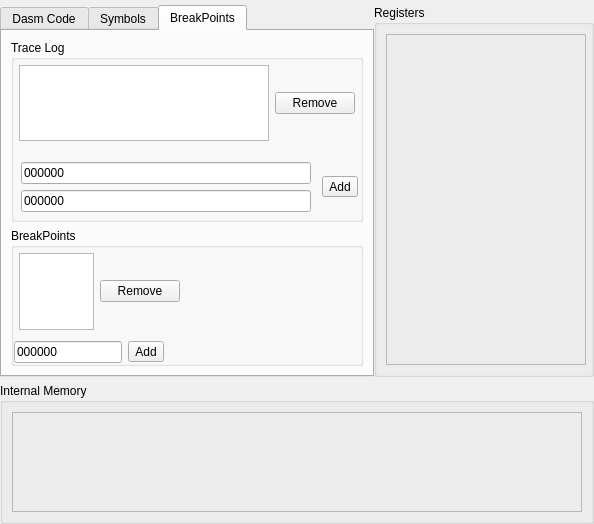
TheProjecter/pockemul, file ui/dialogdasm.ui: the form before one commit.
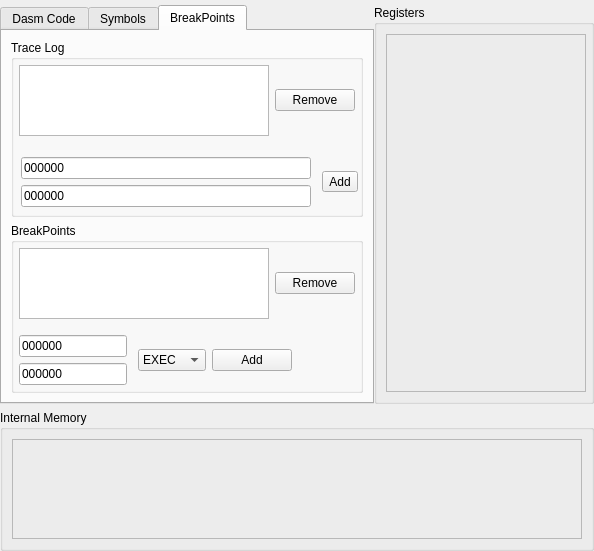
The form after the commit. The open tabs and pages were chosen to show the change.

What changed in the file:
```diff
--- a/ui/dialogdasm.ui
+++ b/ui/dialogdasm.ui
@@ -405,23 +405,7 @@
                  <number>5</number>
                 </property>
                 <item>
-                 <widget class="QListWidget" name="lwBreakPts">
-                  <property name="sizePolicy">
-                   <sizepolicy hsizetype="Preferred" vsizetype="Expanding">
-                    <horstretch>0</horstretch>
-                    <verstretch>0</verstretch>
-                   </sizepolicy>
-                  </property>
-                  <property name="maximumSize">
-                   <size>
-                    <width>75</width>
-                    <height>16777215</height>
-                   </size>
-                  </property>
-                  <property name="sortingEnabled">
-                   <bool>true</bool>
-                  </property>
-                 </widget>
+                 <widget class="QListWidget" name="lwBreakPts"/>
                 </item>
                 <item>
                  <widget class="QPushButton" name="pbRemoveBreakPoint">
@@ -430,25 +414,26 @@
                   </property>
                  </widget>
                 </item>
-                <item>
-                 <spacer name="horizontalSpacer_2">
-                  <property name="orientation">
-                   <enum>Qt::Horizontal</enum>
-                  </property>
-                  <property name="sizeHint" stdset="0">
-                   <size>
-                    <width>40</width>
-                    <height>20</height>
-                   </size>
-                  </property>
-                 </spacer>
-                </item>
                </layout>
               </item>
               <item>
                <layout class="QHBoxLayout" name="horizontalLayout_4">
                 <item>
-                 <widget class="QLineEdit" name="breakPointLineEdit">
+                 <layout class="QVBoxLayout" name="verticalLayout_11">
+                  <property name="leftMargin">
+                   <number>5</number>
+                  </property>
+                  <property name="topMargin">
+                   <number>5</number>
+                  </property>
+                  <property name="rightMargin">
+                   <number>5</number>
+                  </property>
+                  <property name="bottomMargin">
+                   <number>5</number>
+                  </property>
+                  <item>
+                   <widget class="QLineEdit" name="leBreakpointFrom">
                   <property name="sizePolicy">
                    <sizepolicy hsizetype="Minimum" vsizetype="Fixed">
                     <horstretch>0</horstretch>
@@ -470,7 +455,43 @@
                  </widget>
                 </item>
                 <item>
-                 <widget class="QToolButton" name="tbAddBrkPt">
+                   <widget class="QLineEdit" name="leBreakpointTo">
+                    <property name="inputMask">
+                     <string>HHHHHH</string>
+                    </property>
+                    <property name="text">
+                     <string>000000</string>
+                    </property>
+                   </widget>
+                  </item>
+                 </layout>
+                </item>
+                <item>
+                 <widget class="QComboBox" name="cbBreakPointType">
+                  <item>
+                   <property name="text">
+                    <string>EXEC</string>
+                   </property>
+                  </item>
+                  <item>
+                   <property name="text">
+                    <string>READ</string>
+                   </property>
+                  </item>
+                  <item>
+                   <property name="text">
+                    <string>WRITE</string>
+                   </property>
+                  </item>
+                  <item>
+                   <property name="text">
+                    <string>R/W</string>
+                   </property>
+                  </item>
+                 </widget>
+                </item>
+                <item>
+                 <widget class="QPushButton" name="tbAddBrkPt">
                   <property name="text">
                    <string>Add</string>
                   </property>
```
Left out of the diff: 7 changed lines with no effect on the pictures. Lines whose indentation alone changed are shown as unchanged.
